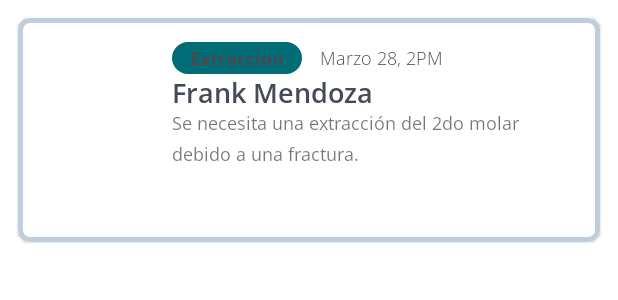
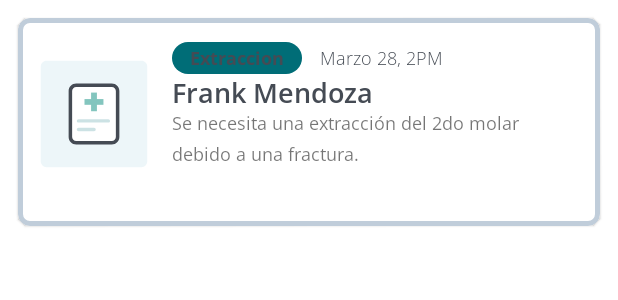
Before and after one commit to PacoJG/Valeriana, an Android app: the layout card_descriptive_layout.xml on its own in the app's theme, with its tools: preview values and no code run, on a phone screen of 412 x 824 dp. Shown: the top 300 px of the screen. Run offline under Robolectric (Android 15) with nearby library versions, the phone set to English and light mode, and no system bars.

```diff
--- /dev/null
+++ b/app/src/main/res/drawable/image_cita.xml
@@ -0,0 +1,31 @@
+<vector xmlns:android="http://schemas.android.com/apk/res/android"
+    android:width="73dp"
+    android:height="73dp"
+    android:viewportWidth="73"
+    android:viewportHeight="73">
+  <path
+      android:pathData="M0.5,4.5C0.5,2.2909 2.2909,0.5 4.5,0.5H68.5C70.7091,0.5 72.5,2.2909 72.5,4.5V68.5C72.5,70.7091 70.7091,72.5 68.5,72.5H4.5C2.2909,72.5 0.5,70.7091 0.5,68.5V4.5Z"
+      android:fillColor="#EDF6F9"/>
+  <path
+      android:pathData="M48.5196,55.907H24.4802C22.3127,55.907 20.5393,54.1604 20.5393,52.0256V20.9744C20.5393,18.8396 22.3127,17.093 24.4802,17.093H48.5196C50.6871,17.093 52.4605,18.8396 52.4605,20.9744V52.0256C52.4605,54.1604 50.6871,55.907 48.5196,55.907Z"
+      android:fillColor="#ffffff"/>
+  <path
+      android:pathData="M42.8841,26.4083H30.0762V30.2897H42.8841V26.4083Z"
+      android:fillColor="#83C5BE"/>
+  <path
+      android:pathData="M38.4706,22.0224H34.5297V34.6369H38.4706V22.0224Z"
+      android:fillColor="#83C5BE"/>
+  <path
+      android:pathData="M46.1551,42.3221H26.0566C25.3866,42.3221 24.8743,41.8175 24.8743,41.1577C24.8743,40.4978 25.3866,39.9932 26.0566,39.9932H46.1551C46.8251,39.9932 47.3374,40.4978 47.3374,41.1577C47.3374,41.8175 46.8251,42.3221 46.1551,42.3221Z"
+      android:strokeAlpha="0.2"
+      android:fillColor="#006D77"
+      android:fillAlpha="0.2"/>
+  <path
+      android:pathData="M36.4999,48.1442H26.0566C25.3866,48.1442 24.8743,47.6396 24.8743,46.9798C24.8743,46.3199 25.3866,45.8153 26.0566,45.8153H36.4999C37.1699,45.8153 37.6822,46.3199 37.6822,46.9798C37.6822,47.6396 37.1699,48.1442 36.4999,48.1442Z"
+      android:strokeAlpha="0.2"
+      android:fillColor="#006D77"
+      android:fillAlpha="0.2"/>
+  <path
+      android:pathData="M48.5197,57.0714H24.4803C21.6428,57.0714 19.3571,54.8202 19.3571,52.0256V20.9744C19.3571,18.1798 21.6428,15.9286 24.4803,15.9286H48.5197C51.3571,15.9286 53.6428,18.1798 53.6428,20.9744V52.0256C53.6428,54.8202 51.3571,57.0714 48.5197,57.0714ZM24.4803,18.2574C22.9433,18.2574 21.7216,19.4606 21.7216,20.9744V52.0256C21.7216,53.5393 22.9433,54.7426 24.4803,54.7426H48.5197C50.0566,54.7426 51.2783,53.5393 51.2783,52.0256V20.9744C51.2783,19.4606 50.0566,18.2574 48.5197,18.2574H24.4803Z"
+      android:fillColor="#454B54"/>
+</vector>
--- a/app/src/main/res/layout/card_descriptive_layout.xml
+++ b/app/src/main/res/layout/card_descriptive_layout.xml
@@ -1,5 +1,6 @@
 <?xml version="1.0" encoding="utf-8"?>
 <com.google.android.material.card.MaterialCardView xmlns:android="http://schemas.android.com/apk/res/android"
+    xmlns:tools="http://schemas.android.com/tools"
     android:layout_width="match_parent"
     android:layout_height="wrap_content"
     xmlns:card_view="http://schemas.android.com/apk/res-auto"
@@ -25,8 +26,9 @@
             android:layout_height="72dp"
             android:layout_alignParentStart="true"
             android:layout_alignParentTop="true"
-            android:layout_marginTop="22.5dp"
-            android:layout_marginBottom="22.5dp" />
+            android:layout_marginTop="12dp"
+            android:layout_marginBottom="22.5dp"
+            tools:src="@drawable/image_cita" />
 
         <LinearLayout
             android:id="@+id/linearlayout"
@@ -37,6 +39,7 @@
             android:layout_toEndOf="@+id/item_image_carddescriptive">
 
             <TextView
+                android:id="@+id/Tag_CardHome"
                 style="@style/Tag_Text"
                 android:layout_width="wrap_content"
                 android:layout_height="wrap_content"
@@ -53,6 +56,7 @@
                 android:layout_height="wrap_content" />
 
             <TextView
+                android:id="@+id/date_CardHome"
                 style="@style/card_light"
                 android:layout_width="wrap_content"
                 android:layout_height="wrap_content"
@@ -61,7 +65,7 @@
         </LinearLayout>
 
         <TextView
-            android:id="@+id/name_user_card"
+            android:id="@+id/name_user_CardHome"
             style="@style/Components_Button"
             android:layout_width="wrap_content"
             android:layout_height="wrap_content"
@@ -72,10 +76,11 @@
             android:textColor="@color/fonts_base" />
 
         <TextView
+            android:id="@+id/asuntoCita_CardHome"
             style="@style/Content_Body"
             android:layout_width="wrap_content"
             android:layout_height="wrap_content"
-            android:layout_below="@+id/name_user_card"
+            android:layout_below="@+id/name_user_CardHome"
             android:layout_marginStart="16dp"
             android:layout_toEndOf="@+id/item_image_carddescriptive"
             android:text="Se necesita una extracción del 2do molar debido a una fractura." />
```
Also changed, not shown: app/src/main/java/com/example/valeriana/Adapters/Adapter_Home.kt (added, +40 -0 lines), app/src/main/java/com/example/valeriana/fragments/HomeFragment.kt (+13 -4 lines).
